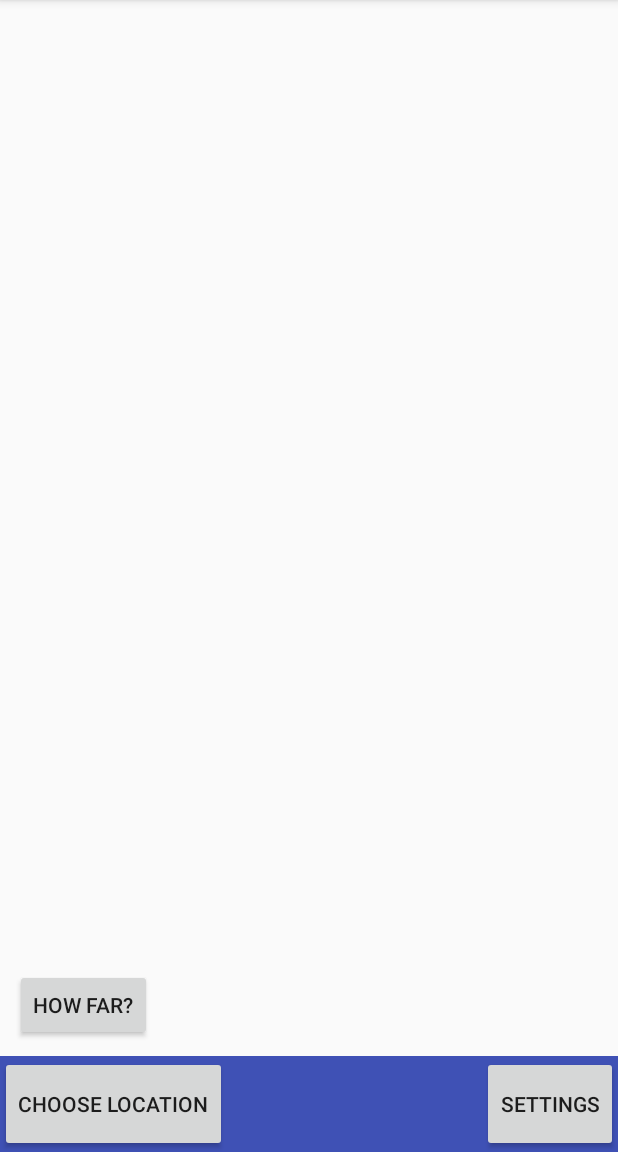
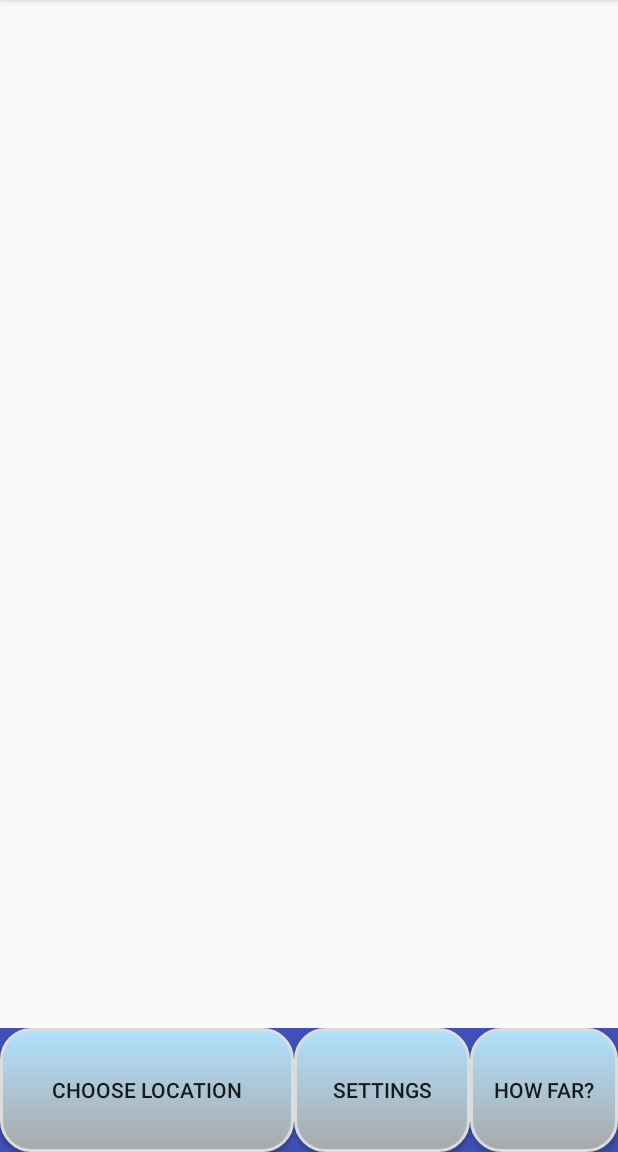
Before and after one commit to brendanwhitebw/stopwatchproject, an Android app: the HomeScreen screen opened directly, with no data from a screen before it, on a phone screen of 412 x 824 dp, the part 84-1236 px from its top. Run offline under Robolectric (Android 15) with nearby library versions, the phone set to English and light mode, and no system bars; libraries missing offline, so code that uses them is left out: com.crashlytics.android, io.fabric.sdk; 1 statement that could not run was skipped.

Commit message:
put all buttons into linear layouts bottom bar to make app look consistant, changed button patterns, changed background colour. changed around layout of custom input

```diff
--- a/app/src/main/res/layout/content_home_screen.xml
+++ b/app/src/main/res/layout/content_home_screen.xml
@@ -9,56 +9,59 @@
     tools:showIn="@layout/home_screen"
     tools:context=".HomeScreen">
 
+    <LinearLayout
+        android:orientation="vertical"
+        android:layout_width="match_parent"
+        android:layout_height="match_parent">
+
         <fragment
             android:layout_width="match_parent"
-        android:layout_height="550dp"
+            android:layout_height="0dp"
             android:id="@+id/home_map"
             tools:context="com.eagerbeavers.stopwatch.HomeScreenActivity"
             android:name="com.google.android.gms.maps.SupportMapFragment"
-        />
+            android:layout_weight="9" />
 
-    <!-- Bottom Bar -->
-
-    <RelativeLayout
-        android:id="@+id/HomeBottomBar"
+        <LinearLayout
+            android:orientation="horizontal"
             android:layout_width="match_parent"
-        android:layout_height="64dp"
-        android:gravity="center|bottom"
-        android:orientation="horizontal"
-        android:layout_alignParentBottom="true"
-        android:background="@color/background"
-        >
+            android:layout_height="0dp"
+            android:layout_weight="1"
+            android:background="@color/background">
 
             <Button
                 android:id="@+id/buttonAlarms"
-            android:layout_width="wrap_content"
+                android:layout_width="0dp"
                 android:layout_height="fill_parent"
                 android:layout_alignParentLeft="true"
                 android:onClick="goToAlarms"
                 android:text="@string/stringAlarms"
-            />
+                android:background="@drawable/button_pattern"
+                android:layout_weight="5" />
 
             <Button
                 android:id="@+id/buttonSettings"
-            android:layout_width="wrap_content"
+                android:layout_width="0dp"
                 android:layout_height="fill_parent"
                 android:layout_alignParentRight="true"
                 android:onClick="goToSettings"
                 android:text="@string/stringSettings"
-            />
-
-    </RelativeLayout>
+                android:background="@drawable/button_pattern"
+                android:layout_weight="3" />
 
             <Button
                 style="?android:attr/buttonStyleSmall"
-        android:layout_width="wrap_content"
-        android:layout_height="wrap_content"
+                android:layout_width="0dp"
+                android:layout_height="fill_parent"
                 android:text="@string/distanceMeasureBtn"
                 android:id="@+id/button"
-        android:layout_above="@id/HomeBottomBar"
-        android:layout_marginBottom="10dp"
-        android:layout_marginLeft="10dp"
                 android:onClick="showDistance"
-        />
+                android:background="@drawable/button_pattern"
+                android:layout_weight="2.5" />
+        </LinearLayout>
+
+    </LinearLayout>
+
+    <!-- Bottom Bar -->
 
 </RelativeLayout>
--- a/app/src/main/res/layout/content_location_choice.xml
+++ b/app/src/main/res/layout/content_location_choice.xml
@@ -11,7 +11,8 @@
         android:layout_width="match_parent"
         android:orientation="vertical"
         xmlns:android="http://schemas.android.com/apk/res/android"
-        android:layout_weight="9">
+        android:layout_weight="9"
+        android:background="#ffe8cc">
 
         <LinearLayout
         android:orientation="horizontal"
@@ -43,7 +44,8 @@
         android:orientation="horizontal"
         android:layout_width="match_parent"
         android:layout_height="wrap_content"
-        android:weightSum="10">
+        android:weightSum="10"
+        android:background="#ffe8cc">
 
         <ListView
             android:layout_width="0dp"
```
Also changed, not shown: app/src/main/res/layout/content_custom_input.xml (+38 -28 lines). Lines whose indentation alone changed are shown as unchanged.
